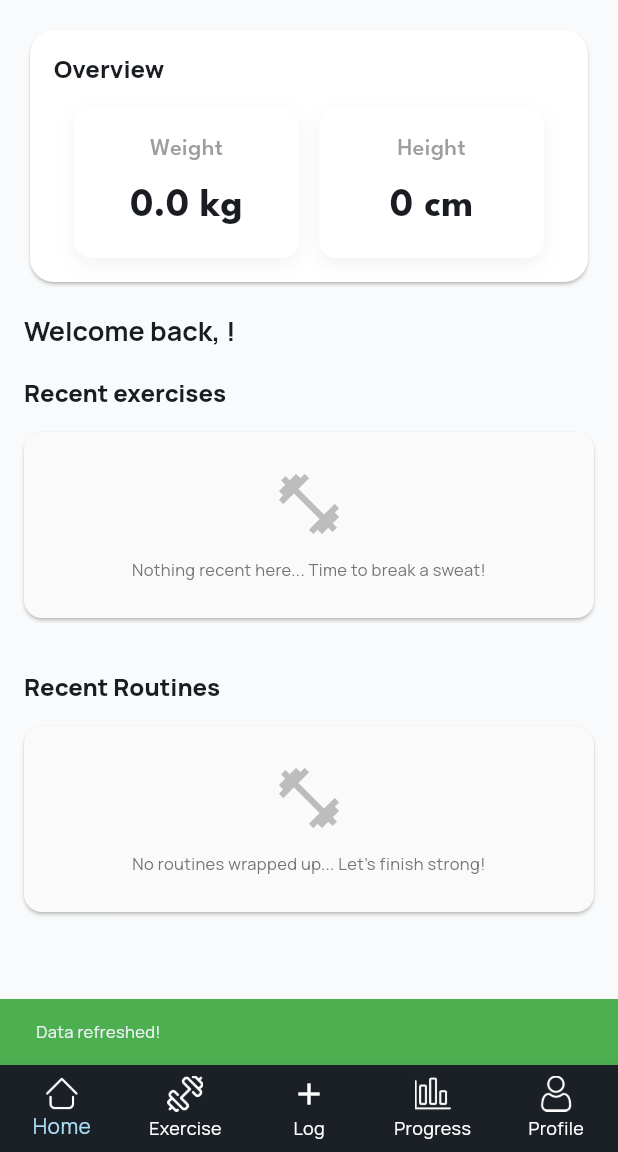
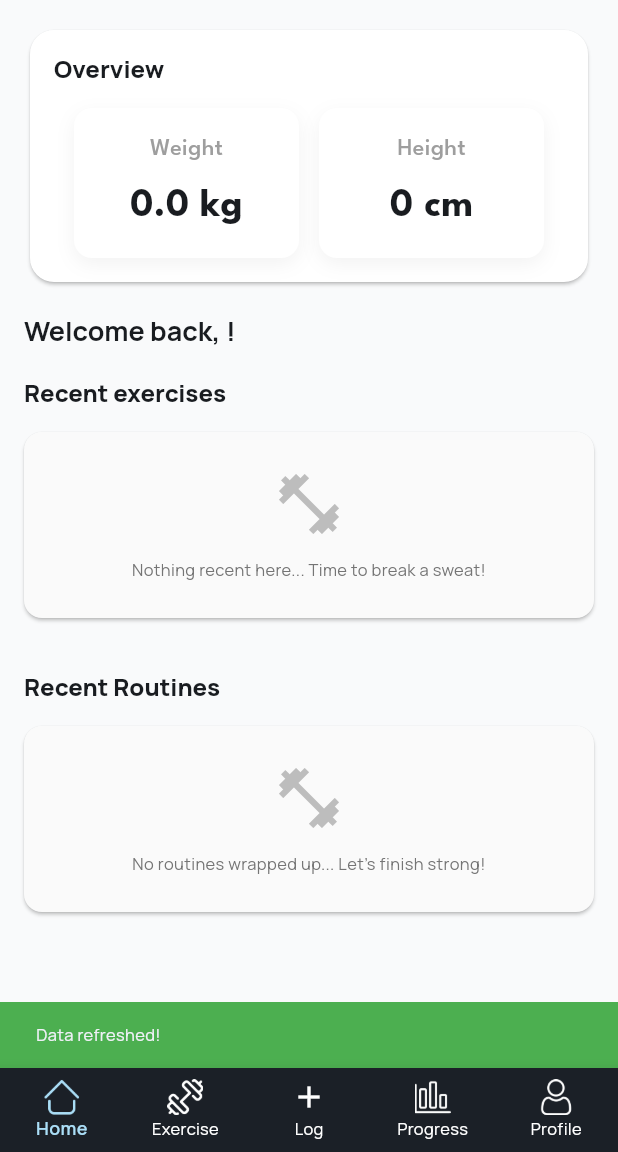
Before and after one commit to MikeGonzaBar/MyGainz, a Flutter app: the screen it shows once a user with an empty profile is signed in, after a tap on the "refresh" icon, on a phone screen of 412 x 824 dp, the part 84-1236 px from its top. Run offline on Flutter 3.47's test engine with Material 3 defaults, Android fonts, the light colour scheme and no system bars; our stand-ins replace cloud_firestore, csv, firebase_auth, firebase_core, fl_chart, package_info_plus and 2 more; accounts and stored records are empty.

Commit message:
🔧 Release v2.0.3 - Navigation Enhancements and Stability Fixes
- Introduced smooth bottom navigation animations and page transitions for improved user experience.
- Added gesture support for swiping between pages, enhancing navigation fluidity.
- Resolved critical stability issues, including setState errors after dispose and memory leak prevention.
- Modernized codebase by replacing deprecated methods and optimizing string interpolation.
- Updated version in pubspec.yaml to 2.0.3 for the new feature release.

Note: This release focuses on enhancing navigation and stability, ensuring a more responsive application.

```diff
--- a/mygainz/lib/pages/log_page.dart
+++ b/mygainz/lib/pages/log_page.dart
@@ -166,6 +166,7 @@ class _LogPageState extends State<LogPage> {
         equipment: [selectedEquipment],
       );
 
+      if (mounted) {
         setState(() {
           selectedExercise = savedExercise;
           availableExercises.add(savedExercise); // Add to available exercises
@@ -178,14 +179,17 @@ class _LogPageState extends State<LogPage> {
           SnackBar(
               content: Text('Exercise "$exerciseName" created and selected!')),
         );
+      }
     } catch (e) {
       print('Error saving new exercise: $e');
+      if (mounted) {
         ScaffoldMessenger.of(context).showSnackBar(
           SnackBar(
             content: Text('Error creating exercise: $e'),
             backgroundColor: Colors.red,
           ),
         );
+      }
     }
   }
 
@@ -515,18 +519,20 @@ class _LogPageState extends State<LogPage> {
         _workoutFirestoreService.getUserRoutines(),
       ]);
 
+      if (mounted) {
         setState(() {
           availableExercises = results[0] as List<Exercise>;
           availableRoutines = results[1] as List<Routine>;
           _isLoading = false;
         });
+      }
 
       print(
           'Loaded ${availableExercises.length} exercises and ${availableRoutines.length} routines for logging');
     } catch (e) {
+      if (mounted) {
         setState(() => _isLoading = false);
         print('Error loading user data for logging: $e');
-      if (mounted) {
         ScaffoldMessenger.of(context).showSnackBar(
           SnackBar(
             content: Text('Error loading data: $e'),
@@ -1384,6 +1390,7 @@ class _LogPageState extends State<LogPage> {
                         exerciseIds: selectedExerciseIds,
                       );
 
+                      if (mounted) {
                         setState(() {
                           availableRoutines.add(savedRoutine);
                         });
@@ -1397,14 +1404,17 @@ class _LogPageState extends State<LogPage> {
                             ),
                           ),
                         );
+                      }
                     } catch (e) {
                       print('Error saving new routine: $e');
+                      if (mounted) {
                         ScaffoldMessenger.of(context).showSnackBar(
                           SnackBar(
                             content: Text('Error creating routine: $e'),
                             backgroundColor: Colors.red,
                           ),
                         );
+                      }
                     }
                   },
                   child: const Text('Create'),
@@ -1820,7 +1830,7 @@ class _LogPageState extends State<LogPage> {
               if (averageWeight > 0 && averageReps > 0) ...[
                 const SizedBox(width: 4),
                 _buildStatChip(
-                  '${unitsProvider.formatWeight(averageWeight)} × ${averageReps}',
+                  '${unitsProvider.formatWeight(averageWeight)} × $averageReps',
                   Icons.fitness_center,
                 ),
               ] else ...[
--- a/mygainz/lib/pages/main_frame.dart
+++ b/mygainz/lib/pages/main_frame.dart
@@ -25,24 +25,77 @@ class MainFrame extends StatefulWidget {
 
 class _MainFrameState extends State<MainFrame> {
   int _selectedIndex = 0;
+  late PageController _pageController;
+
   static final List<Widget> _widgetOptions = <Widget>[
-    HomePage(),
+    const HomePage(),
     const ExercisePage(),
     const LogPage(),
     const ProgressPage(),
     const ProfilePage(),
   ];
 
+  @override
+  void initState() {
+    super.initState();
+    _pageController = PageController();
+  }
+
+  @override
+  void dispose() {
+    _pageController.dispose();
+    super.dispose();
+  }
+
   void _onItemTapped(int index) {
+    if (index != _selectedIndex) {
       setState(() {
         _selectedIndex = index;
       });
+
+      // Animate page transition
+      _pageController.animateToPage(
+        index,
+        duration: const Duration(milliseconds: 250),
+        curve: Curves.easeOut,
+      );
+    }
+  }
+
+  // Helper method to build animated icons with proper colors
+  Widget _buildAnimatedIcon({
+    required String assetPath,
+    required bool isSelected,
+    required IconData fallbackIcon,
+  }) {
+    final Color iconColor =
+        isSelected ? const Color.fromARGB(255, 170, 222, 247) : Colors.white;
+
+    return AnimatedScale(
+      scale: isSelected ? 1.1 : 1.0,
+      duration: const Duration(milliseconds: 200),
+      curve: Curves.easeOut,
+      child: assetPath.isNotEmpty
+          ? ColorFiltered(
+              colorFilter: ColorFilter.mode(iconColor, BlendMode.srcIn),
+              child: Image.asset(
+                assetPath,
+                width: 24,
+                height: 24,
+              ),
+            )
+          : Icon(
+              fallbackIcon,
+              color: iconColor,
+              size: 24,
+            ),
+    );
   }
 
   @override
   Widget build(BuildContext context) {
     return Scaffold(
-      backgroundColor: Color(0xFFF9FAFB),
+      backgroundColor: const Color(0xFFF9FAFB),
       appBar: AppBar(
         backgroundColor: const Color(0xFF1B2027),
         title: Row(
@@ -92,52 +145,63 @@ class _MainFrameState extends State<MainFrame> {
           ),
         ],
       ),
-      body: Center(child: _widgetOptions.elementAt(_selectedIndex)),
-      bottomNavigationBar: BottomNavigationBar(
+      body: PageView(
+        controller: _pageController,
+        children: _widgetOptions,
+        onPageChanged: (index) {
+          setState(() {
+            _selectedIndex = index;
+          });
+        },
+      ),
+      bottomNavigationBar: AnimatedContainer(
+        duration: const Duration(milliseconds: 200),
+        child: BottomNavigationBar(
           type: BottomNavigationBarType.fixed,
           items: <BottomNavigationBarItem>[
             BottomNavigationBarItem(
-            icon: ColorFiltered(
-              colorFilter: ColorFilter.mode(Colors.white, BlendMode.srcIn),
-              child: Image.asset(
-                'assets/icons/ui_icons/home.png',
-                width: 24,
-                height: 24,
-              ),
+              icon: _buildAnimatedIcon(
+                assetPath: 'assets/icons/ui_icons/home.png',
+                isSelected: _selectedIndex == 0,
+                fallbackIcon: Icons.home,
               ),
               label: 'Home',
             ),
             BottomNavigationBarItem(
-            icon: ColorFiltered(
-              colorFilter: ColorFilter.mode(Colors.white, BlendMode.srcIn),
-              child: Image.asset(
-                'assets/icons/ui_icons/dumbell.png',
-                width: 24,
-                height: 24,
-              ),
+              icon: _buildAnimatedIcon(
+                assetPath: 'assets/icons/ui_icons/dumbell.png',
+                isSelected: _selectedIndex == 1,
+                fallbackIcon: Icons.fitness_center,
               ),
               label: 'Exercise',
             ),
-          BottomNavigationBarItem(icon: Icon(Icons.add), label: 'Log'),
             BottomNavigationBarItem(
-            icon: ColorFiltered(
-              colorFilter: ColorFilter.mode(Colors.white, BlendMode.srcIn),
-              child: Image.asset(
-                'assets/icons/ui_icons/statistic.png',
-                width: 24,
-                height: 24,
+              icon: AnimatedScale(
+                scale: _selectedIndex == 2 ? 1.1 : 1.0,
+                duration: const Duration(milliseconds: 200),
+                curve: Curves.easeOut,
+                child: Icon(
+                  Icons.add,
+                  color: _selectedIndex == 2
+                      ? const Color.fromARGB(255, 170, 222, 247)
+                      : Colors.white,
                 ),
+              ),
+              label: 'Log',
+            ),
+            BottomNavigationBarItem(
+              icon: _buildAnimatedIcon(
+                assetPath: 'assets/icons/ui_icons/statistic.png',
+                isSelected: _selectedIndex == 3,
+                fallbackIcon: Icons.bar_chart,
               ),
               label: 'Progress',
             ),
             BottomNavigationBarItem(
-            icon: ColorFiltered(
-              colorFilter: ColorFilter.mode(Colors.white, BlendMode.srcIn),
-              child: Image.asset(
-                'assets/icons/ui_icons/user.png',
-                width: 24,
-                height: 24,
-              ),
+              icon: _buildAnimatedIcon(
+                assetPath: 'assets/icons/ui_icons/user.png',
+                isSelected: _selectedIndex == 4,
+                fallbackIcon: Icons.person,
               ),
               label: 'Profile',
             ),
@@ -145,8 +209,17 @@ class _MainFrameState extends State<MainFrame> {
           currentIndex: _selectedIndex,
           selectedItemColor: const Color.fromARGB(255, 170, 222, 247),
           unselectedItemColor: Colors.white,
-        backgroundColor: Color(0xFF1B2027),
+          backgroundColor: const Color(0xFF1B2027),
           onTap: _onItemTapped,
+          selectedLabelStyle: const TextStyle(
+            fontWeight: FontWeight.w600,
+            fontSize: 12,
+          ),
+          unselectedLabelStyle: const TextStyle(
+            fontWeight: FontWeight.w400,
+            fontSize: 11,
+          ),
+        ),
       ),
     );
   }
--- a/mygainz/lib/pages/routine_form_page.dart
+++ b/mygainz/lib/pages/routine_form_page.dart
@@ -346,7 +346,7 @@ class _RoutineFormPageState extends State<RoutineFormPage> {
         border: Border.all(color: Colors.grey.shade300),
         boxShadow: [
           BoxShadow(
-            color: Colors.black.withOpacity(0.05),
+            color: Colors.black.withValues(alpha: 0.05),
             blurRadius: 4,
             offset: const Offset(0, 2),
           ),
@@ -408,7 +408,7 @@ class _RoutineFormPageState extends State<RoutineFormPage> {
                   shape: BoxShape.circle,
                   boxShadow: [
                     BoxShadow(
-                      color: Colors.black.withOpacity(0.2),
+                      color: Colors.black.withValues(alpha: 0.2),
                       blurRadius: 3,
                       offset: const Offset(0, 1),
                     ),
--- a/mygainz/lib/providers/workout_provider.dart
+++ b/mygainz/lib/providers/workout_provider.dart
@@ -3,7 +3,6 @@ import '../models/personal_record.dart';
 import '../models/workout_set.dart';
 import '../services/personal_record_service.dart';
 import '../services/workout_firestore_service.dart';
-import 'package:shared_preferences/shared_preferences.dart';
 
 class LoggedExercise {
   final String id;
@@ -348,7 +347,7 @@ class WorkoutProvider with ChangeNotifier {
             try {
               // Create individual exercise
               final individualExercise = LoggedExercise(
-                id: DateTime.now().millisecondsSinceEpoch.toString() + '_ind',
+                id: '${DateTime.now().millisecondsSinceEpoch}_ind',
                 exerciseId: exercise.exerciseId,
                 exerciseName: exercise.exerciseName,
                 targetMuscles: exercise.targetMuscles,
@@ -1239,7 +1238,7 @@ class WorkoutProvider with ChangeNotifier {
           await _generateAchievements();
 
           print(
-              'New strength PR created: ${exercise.exerciseName} - ${weightForPR}kg × ${repsForPR} reps (1RM: ${oneRepMax.toStringAsFixed(1)}kg)');
+              'New strength PR created: ${exercise.exerciseName} - $weightForPR kg × $repsForPR reps (1RM: ${oneRepMax.toStringAsFixed(1)}kg)');
         } catch (e) {
           print('Error saving personal record to Firestore: $e');
         }
--- a/mygainz/lib/services/personal_record_service.dart
+++ b/mygainz/lib/services/personal_record_service.dart
@@ -155,9 +155,9 @@ class PersonalRecordService {
 
           achievements.add(Achievement(
             id: '${exerciseName.toLowerCase().replaceAll(' ', '_')}_${milestone.toInt()}kg',
-            title: '${milestone.toInt()}kg ${exerciseName}!',
+            title: '${milestone.toInt()}kg $exerciseName!',
             description:
-                'You hit ${milestone.toInt()}kg on ${exerciseName} - that\'s ${plates} plates!',
+                'You hit ${milestone.toInt()}kg on $exerciseName - that\'s $plates plates!',
             achievedDate: firstMilestone.date,
             type: AchievementType.milestone,
             exerciseName: exerciseName,
--- a/mygainz/lib/widgets/exercise_card.dart
+++ b/mygainz/lib/widgets/exercise_card.dart
@@ -272,7 +272,7 @@ class ExerciseCard extends StatelessWidget {
       builder: (BuildContext context) {
         return PopScope(
           canPop: true,
-          onPopInvoked: (didPop) {
+          onPopInvokedWithResult: (didPop, result) {
             if (didPop) {
               disposeAllControllers();
             }
--- a/mygainz/lib/widgets/workout_mode_toggle.dart
+++ b/mygainz/lib/widgets/workout_mode_toggle.dart
@@ -31,7 +31,7 @@ class WorkoutModeToggle extends StatelessWidget {
                   boxShadow: isExerciseMode
                       ? [
                           BoxShadow(
-                            color: Colors.black.withOpacity(0.1),
+                            color: Colors.black.withValues(alpha: 0.1),
                             blurRadius: 2,
                             offset: const Offset(0, 1),
                           )
@@ -76,7 +76,7 @@ class WorkoutModeToggle extends StatelessWidget {
                   boxShadow: !isExerciseMode
                       ? [
                           BoxShadow(
-                            color: Colors.black.withOpacity(0.1),
+                            color: Colors.black.withValues(alpha: 0.1),
                             blurRadius: 2,
                             offset: const Offset(0, 1),
                           )
--- a/mygainz/pubspec.yaml
+++ b/mygainz/pubspec.yaml
@@ -16,7 +16,7 @@ publish_to: 'none' # Remove this line if you wish to publish to pub.dev
 # https://developer.apple.com/library/archive/documentation/General/Reference/InfoPlistKeyReference/Articles/CoreFoundationKeys.html
 # In Windows, build-name is used as the major, minor, and patch parts
 # of the product and file versions while build-number is used as the build suffix.
-version: 2.0.2+1
+version: 2.0.3+1
 
 environment:
   sdk: '>=3.4.4 <4.0.0'
```
Also changed, not shown: mygainz/lib/providers/auth_provider.dart (+8 -11 lines), mygainz/lib/services/user_firestore_service.dart (+8 -4 lines), mygainz/lib/services/workout_firestore_service.dart (+30 -15 lines), mygainz/lib/widgets/routine_card.dart (+0 -7 lines), 4 other files. Lines whose indentation alone changed are shown as unchanged.
